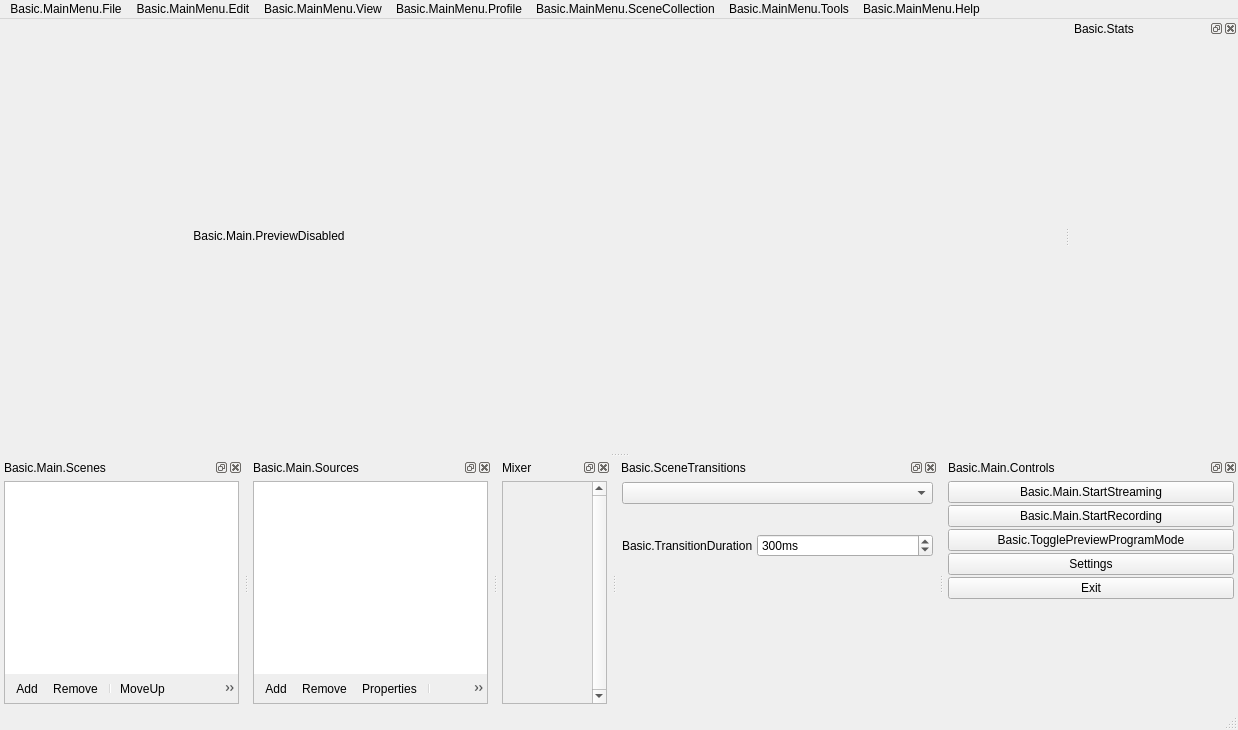
This is UI/forms/OBSBasic.ui in GameKyuubi/obs-studio as Qt 5 draws it before an edit. The edited form follows.
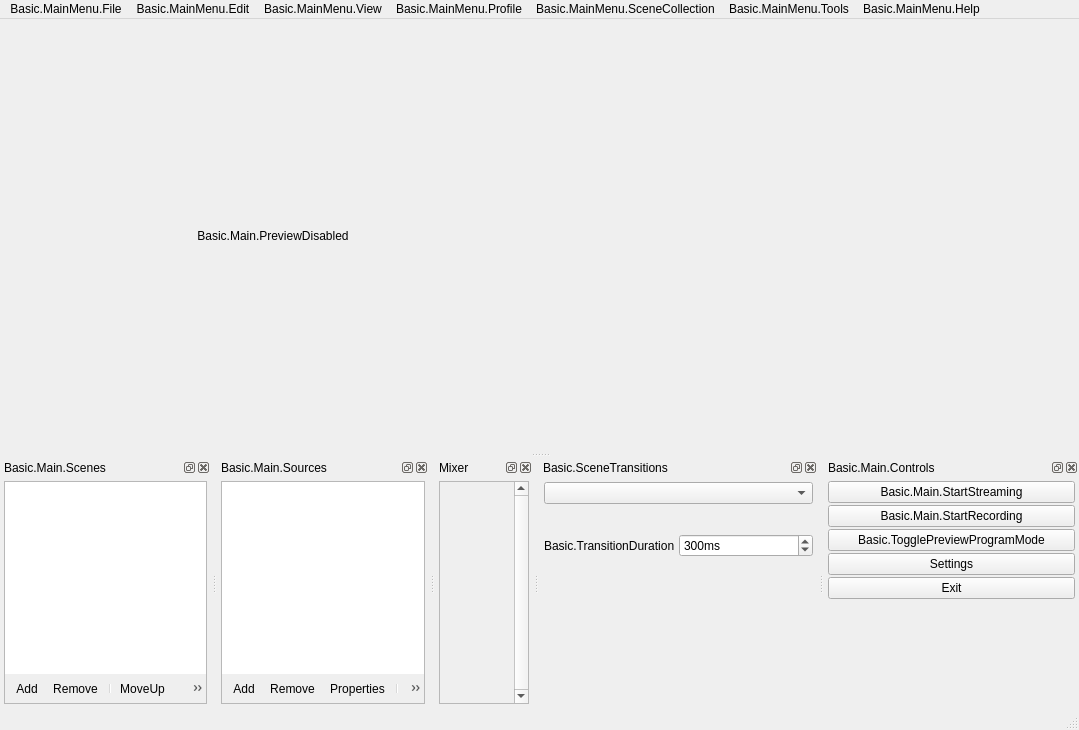
This is the edited form. Icons and pictures are not drawn. Custom widgets are drawn as their Qt base class.

Commit message:
UI: Undo/fix stats dock changes to main window
The stats dock was incorrectly added to the .ui file, causing the stats
dock to show by default on startup, and just generally causing a bad
default startup UI appearance.  This fixes that by adding the stats dock
programmatically/dynamically instead of modifying the .ui file.

```diff
--- a/UI/forms/OBSBasic.ui
+++ b/UI/forms/OBSBasic.ui
@@ -7,7 +7,7 @@
    <rect>
     <x>0</x>
     <y>0</y>
-    <width>1238</width>
+    <width>1079</width>
     <height>730</height>
    </rect>
   </property>
@@ -105,8 +105,8 @@
     <rect>
      <x>0</x>
      <y>0</y>
-     <width>1238</width>
-     <height>22</height>
+     <width>1079</width>
+     <height>21</height>
     </rect>
    </property>
    <widget class="QMenu" name="menu_File">
@@ -1101,21 +1101,6 @@
     </layout>
    </widget>
   </widget>
-  <widget class="QDockWidget" name="statsDock">
-   <property name="minimumSize">
-    <size>
-     <width>168</width>
-     <height>103</height>
-    </size>
-   </property>
-   <property name="windowTitle">
-    <string>Basic.Stats</string>
-   </property>
-   <attribute name="dockWidgetArea">
-    <number>2</number>
-   </attribute>
-   <widget class="QWidget" name="dockWidgetContents"/>
-  </widget>
   <action name="actionAddScene">
    <property name="icon">
     <iconset resource="obs.qrc">
```
Left out of the diff: 4 changed lines with no effect on the pictures. The commit also changes 2 other files.
